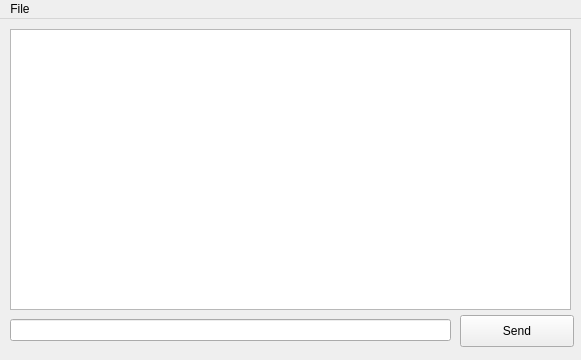
Before: the Qt Designer form mainwindow.ui in krystofcelba/qtiRecovery, drawn with Qt 5.
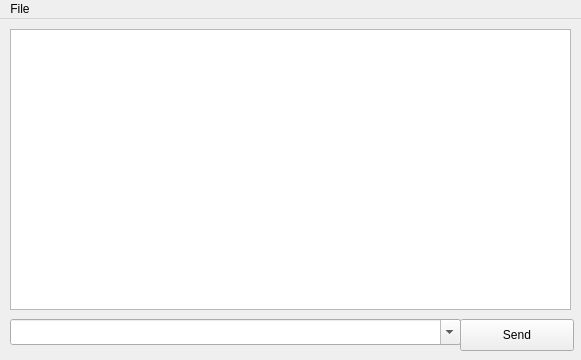
After: the same form once the commit is applied.

Patch:
```diff
--- a/mainwindow.ui
+++ b/mainwindow.ui
@@ -20,21 +20,11 @@
    <string>qtiRecovery</string>
   </property>
   <widget class="QWidget" name="centralWidget">
-   <widget class="QLineEdit" name="lineEdit">
-    <property name="geometry">
-     <rect>
-      <x>10</x>
-      <y>300</y>
-      <width>441</width>
-      <height>22</height>
-     </rect>
-    </property>
-   </widget>
    <widget class="QPushButton" name="pushButton">
     <property name="geometry">
      <rect>
       <x>460</x>
-      <y>296</y>
+      <y>300</y>
       <width>114</width>
       <height>32</height>
      </rect>
@@ -72,6 +62,19 @@
      <bool>true</bool>
     </property>
    </widget>
+   <widget class="QComboBox" name="commandLine">
+    <property name="geometry">
+     <rect>
+      <x>10</x>
+      <y>300</y>
+      <width>451</width>
+      <height>26</height>
+     </rect>
+    </property>
+    <property name="editable">
+     <bool>true</bool>
+    </property>
+   </widget>
   </widget>
   <widget class="QMenuBar" name="menuBar">
    <property name="geometry">
```
